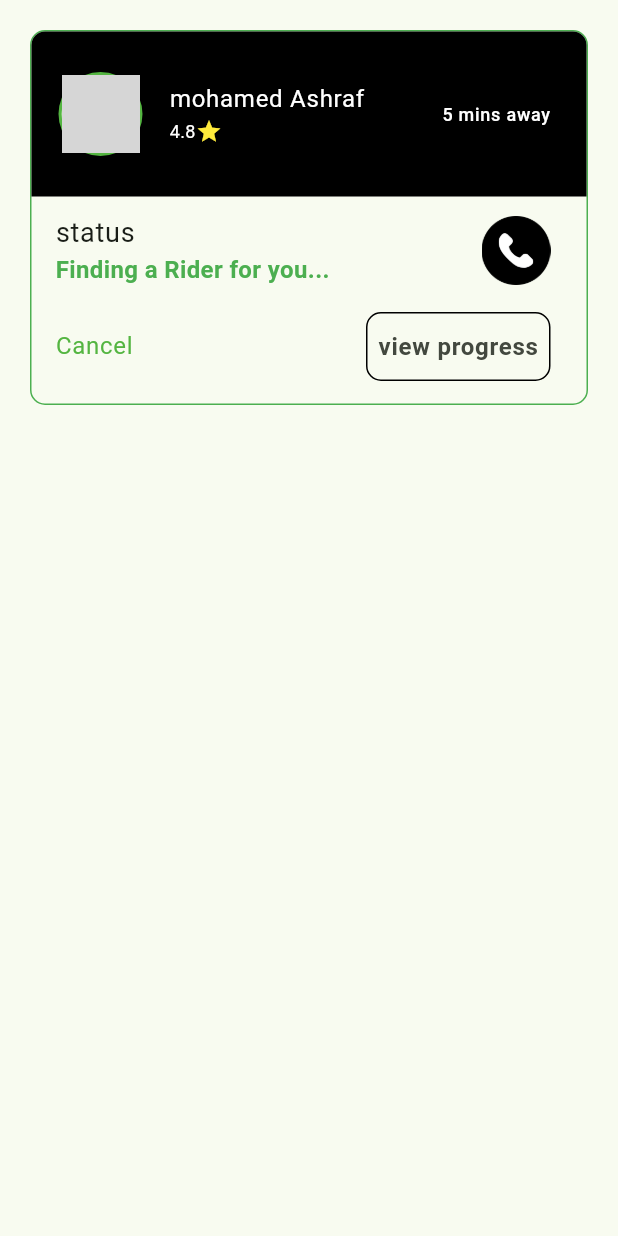
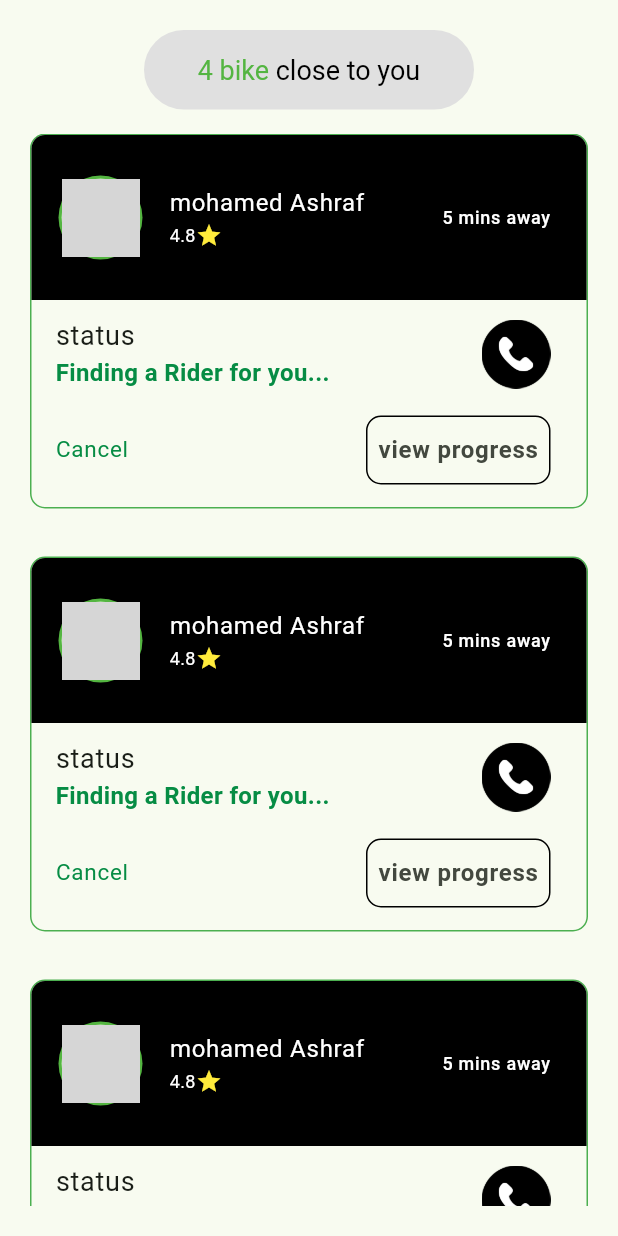
Before and after one commit to MOHAMD-ASHRAF/skid, a Flutter app: the screen it shows after launch, on a phone screen of 412 x 824 dp. Run offline on Flutter 3.47's test engine with Material 2 defaults, Android fonts, the phone set to English and light mode, and no system bars; our stand-ins replace bloc, cloud_firestore, dropdown_button2, equatable, firebase_auth, firebase_core and 4 more; accounts and stored records are empty; grey boxes are pictures that could not be loaded.

Commit message:
refactor for ChoseDriverPage2

```diff
--- a/lib/core/constant/my_color.dart
+++ b/lib/core/constant/my_color.dart
@@ -4,4 +4,5 @@ class MyColor{
   static const Color mainColor = Color(0xff3BF1DB);
   static const Color green = Color(0xff54B541);
   static const Color grey = Color(0xffF4F4F4);
+  static const Color darkGreen = Color(0xff068C44);
 }
--- a/lib/features/skid/presentation/pages/chose_driver_Page.dart
+++ b/lib/features/skid/presentation/pages/chose_driver_Page.dart
@@ -1,4 +1,6 @@
 import 'package:flutter/material.dart';
+import 'package:skid/core/component/test_widget.dart';
+import 'package:skid/core/constant/my_color.dart';
 
 import 'package:skid/features/skid/presentation/widgets/chose_driver_Item.dart';
 
@@ -7,11 +9,39 @@ class ChoseDriverPage extends StatelessWidget {
 
   @override
   Widget build(BuildContext context) {
-    return const Scaffold(
+    return Scaffold(
         body: SafeArea(
       child: Padding(
-        padding: EdgeInsets.all(20),
-        child: ChoseDriverItem(),
+        padding:  const EdgeInsets.all(20),
+        child: Column(
+          children: [
+            Container(
+              width: 220,
+              height: 53,
+              decoration:  BoxDecoration(
+                  borderRadius: BorderRadius.circular(28),
+                  color: Colors.grey.shade300),
+              child: Center(child: RichText(text: const TextSpan(
+                children: [
+                 TextSpan(text: '4 bike ',style: TextStyle(color: MyColor.green,fontSize: 18)),
+                  TextSpan(text: 'close to you',style: TextStyle(color:Colors.black,fontSize: 18))
+                ]
+              ),
+
+              )),
+            ),
+            SizedBox(height: 16,),
+            Expanded(
+              child: ListView.separated(
+                itemBuilder: (context, index) => const ChoseDriverItem(),
+                separatorBuilder: (BuildContext context, int index) => const SizedBox(
+                  height: 32,
+                ),
+                itemCount: 4,
+              ),
+            ),
+          ],
+        ),
       ),
     ));
   }
--- a/lib/features/skid/presentation/widgets/chose_driver_Item.dart
+++ b/lib/features/skid/presentation/widgets/chose_driver_Item.dart
@@ -71,7 +71,7 @@ class ChoseDriverItem extends StatelessWidget {
             subtitle: const TextWidget(
               text: 'Finding a Rider for you...',
               fontSize: 16,
-              color: Colors.green,
+              color: MyColor.darkGreen,
               fontWeight: FontWeight.bold,
             ),
             trailing: Image.asset(
@@ -83,8 +83,8 @@ class ChoseDriverItem extends StatelessWidget {
           ListTile(
             title: const TextWidget(
               text: 'Cancel',
-              fontSize: 16,
-              color: MyColor.green,
+              fontSize: 15,
+              color: MyColor.darkGreen,
             ),
             trailing: Container(
               decoration: BoxDecoration(
```
